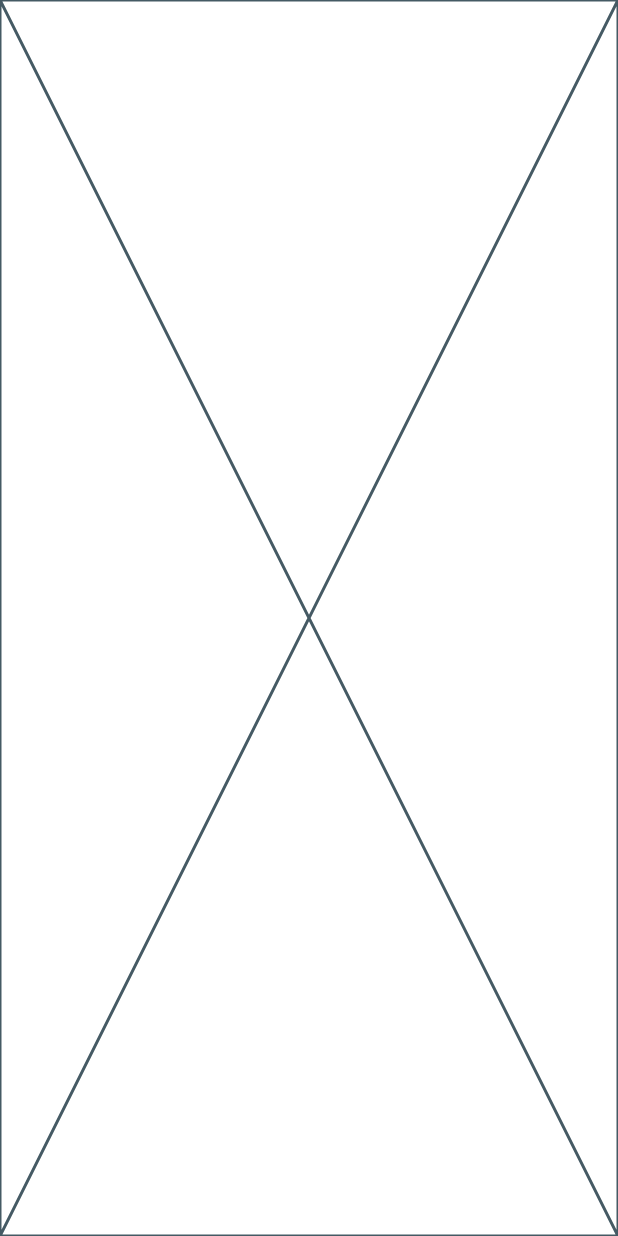
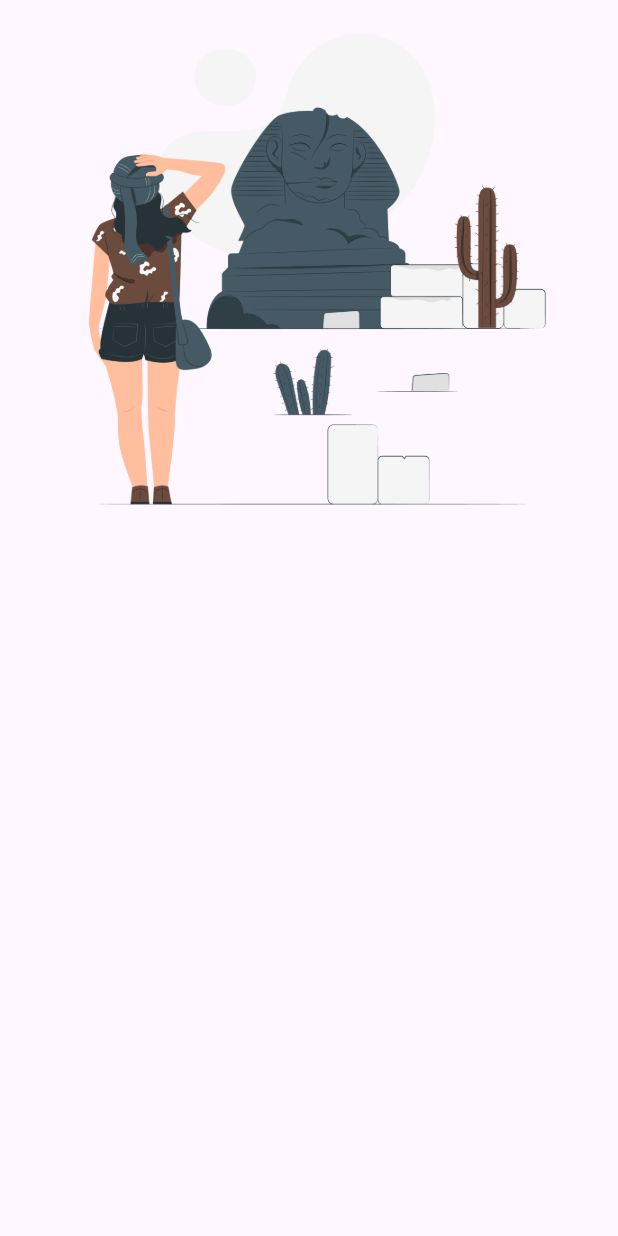
Before and after one commit to nadymahmoud/dalel_app, a Flutter app: the screen it shows after launch, on a phone screen of 412 x 824 dp. Run offline on Flutter 3.47's test engine with Material 3 defaults, Android fonts, the phone set to English and light mode, and no system bars.

Commit message:
App Colors

```diff
--- /dev/null
+++ b/lib/core/utils/app_assets.dart
@@ -0,0 +1,32 @@
+class Assets {
+  Assets._();
+
+  /// Assets for resourceImagesForgotPassword
+  /// assests/images/forgotPassword.png
+  static const String imagesForgotPassword =
+      "assests/images/forgotPassword.png";
+
+  /// Assets for resourceImagesOnBoarding1
+  /// assests/images/onBoarding1.png
+  static const String imagesOnBoarding1 = "assests/images/onBoarding1.png";
+
+  /// Assets for resourceImagesOnBoarding2
+  /// assests/images/onBoarding2.png
+  static const String imagesOnBoarding2 = "assests/images/onBoarding2.png";
+
+  /// Assets for resourceImagesOnBoarding3
+  /// assests/images/onBoarding3.png
+  static const String imagesOnBoarding3 = "assests/images/onBoarding3.png";
+
+  /// Assets for resourceImagesSucccesOrder
+  /// assests/images/SucccesOrder.png
+  static const String imagesSucccesOrder = "assests/images/SucccesOrder.png";
+
+  /// Assets for resourceImagesVector1
+  /// assests/images/Vector1.svg
+  static const String imagesVector1 = "assests/images/Vector1.svg";
+
+  /// Assets for resourceImagesVector2
+  /// assests/images/Vector2.svg
+  static const String imagesVector2 = "assests/images/Vector2.svg";
+}
--- a/lib/main.dart
+++ b/lib/main.dart
@@ -1,3 +1,4 @@
+import 'package:dalel_app/core/utils/app_assets.dart';
 import 'package:flutter/material.dart';
 
 void main() {
@@ -9,6 +10,12 @@ class DalelApp extends StatelessWidget {
 
   @override
   Widget build(BuildContext context) {
-    return const Placeholder();
+    return MaterialApp(
+      home: Scaffold(
+        body: Container(
+          child: Image.asset(Assets.imagesOnBoarding1),
+        ),
+      ),
+    );
   }
 }
```
Also changed, not shown: lib/core/utils/app_colors.dart (added, +11 -0 lines), pubspec.yaml (+7 -2 lines), assests/images/SucccesOrder.png (added), assests/images/Vector1.svg (added), assests/images/Vector2.svg (added), assests/images/forgotPassword.png (added), assests/images/onBoarding1.png (added), assests/images/onBoarding2.png (added), assests/images/onBoarding3.png (added), lib/core/utils/app_constants.dart (added), lib/core/utils/app_functions.dart (added), lib/core/utils/app_strings.dart (added).
